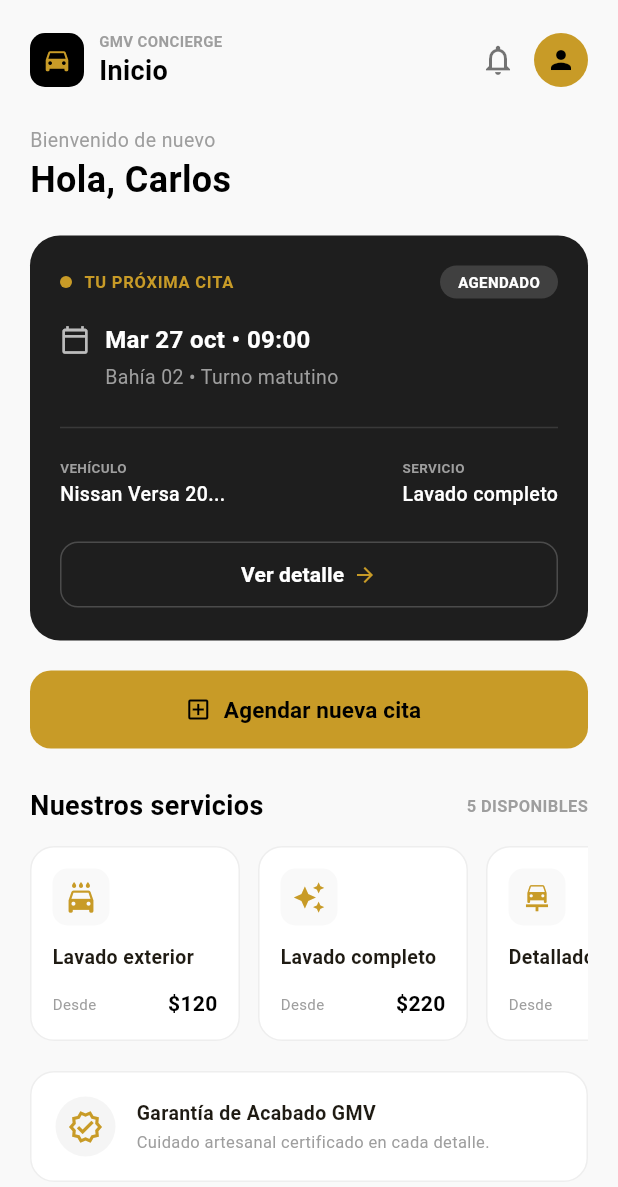
After one commit to abrahaim056-art/GMV--Detailing, a Flutter app: the HomeScreen screen opened by its route, on a phone screen of 412 x 824 dp. The commit adds this screen. Shown: the top 1187 px of the screen. Run offline on Flutter 3.47's test engine with Material 3 defaults, Android fonts, the phone set to English and light mode, and no system bars.

Commit message:
Agregar pantalla de inicio y modificacion del main

```diff
--- /dev/null
+++ b/movil/lib/screens/inicio_screen.dart
@@ -0,0 +1,304 @@
+import 'package:flutter/material.dart';
+
+class HomeScreen extends StatelessWidget {
+  const HomeScreen({super.key});
+
+  // Definidas a nivel de clase para que los métodos auxiliares las reconozcan
+  static const Color primaryGold = Color(0xFFC89B27);
+  static const Color darkCard = Color(0xFF1E1E1E);
+
+  @override
+  Widget build(BuildContext context) {
+    return Scaffold(
+      backgroundColor: const Color(0xFFF9F9F9),
+      body: SafeArea(
+        child: SingleChildScrollView(
+          padding: const EdgeInsets.symmetric(horizontal: 20, vertical: 16),
+          child: Column(
+            crossAxisAlignment: CrossAxisAlignment.start,
+            children: [
+              // --- BARRA SUPERIOR ---
+              Row(
+                mainAxisAlignment: MainAxisAlignment.spaceBetween,
+                children: [
+                  Row(
+                    children: [
+                      Container(
+                        padding: const EdgeInsets.all(8),
+                        decoration: BoxDecoration(
+                          color: Colors.black,
+                          borderRadius: BorderRadius.circular(10),
+                        ),
+                        child: const Icon(Icons.directions_car, color: primaryGold, size: 20),
+                      ),
+                      const SizedBox(width: 10),
+                      const Column(
+                        crossAxisAlignment: CrossAxisAlignment.start,
+                        children: [
+                          Text(
+                            'GMV CONCIERGE',
+                            style: TextStyle(fontSize: 10, fontWeight: FontWeight.bold, color: Colors.grey),
+                          ),
+                          Text(
+                            'Inicio',
+                            style: TextStyle(fontSize: 18, fontWeight: FontWeight.bold, color: Colors.black),
+                          ),
+                        ],
+                      ),
+                    ],
+                  ),
+                  Row(
+                    children: [
+                      IconButton(
+                        icon: const Icon(Icons.notifications_outlined, color: Colors.black54),
+                        onPressed: () {},
+                      ),
+                      const CircleAvatar(
+                        radius: 18,
+                        backgroundColor: primaryGold,
+                        child: Icon(Icons.person, color: Colors.black, size: 20),
+                      ),
+                    ],
+                  ),
+                ],
+              ),
+              const SizedBox(height: 20),
+
+              // --- SALUDO ---
+              const Text(
+                'Bienvenido de nuevo',
+                style: TextStyle(color: Colors.grey, fontSize: 13),
+              ),
+              const Text(
+                'Hola, Carlos',
+                style: TextStyle(fontSize: 24, fontWeight: FontWeight.bold, color: Colors.black),
+              ),
+              const SizedBox(height: 20),
+
+              // --- TARJETA: TU PRÓXIMA CITA ---
+              Container(
+                width: double.infinity,
+                padding: const EdgeInsets.all(20),
+                decoration: BoxDecoration(
+                  color: darkCard,
+                  borderRadius: BorderRadius.circular(20),
+                ),
+                child: Column(
+                  crossAxisAlignment: CrossAxisAlignment.start,
+                  children: [
+                    Row(
+                      mainAxisAlignment: MainAxisAlignment.spaceBetween,
+                      children: [
+                        const Row(
+                          children: [
+                            CircleAvatar(radius: 4, backgroundColor: primaryGold),
+                            SizedBox(width: 8),
+                            Text(
+                              'TU PRÓXIMA CITA',
+                              style: TextStyle(color: primaryGold, fontSize: 11, fontWeight: FontWeight.bold, letterSpacing: 0.5),
+                            ),
+                          ],
+                        ),
+                        Container(
+                          padding: const EdgeInsets.symmetric(horizontal: 12, vertical: 4),
+                          decoration: BoxDecoration(
+                            color: Colors.white.withOpacity(0.15),
+                            borderRadius: BorderRadius.circular(20),
+                          ),
+                          child: const Text(
+                            'AGENDADO',
+                            style: TextStyle(color: Colors.white, fontSize: 10, fontWeight: FontWeight.bold),
+                          ),
+                        ),
+                      ],
+                    ),
+                    const SizedBox(height: 16),
+                    const Row(
+                      children: [
+                        Icon(Icons.calendar_today_outlined, color: Colors.white70, size: 20),
+                        SizedBox(width: 10),
+                        Text(
+                          'Mar 27 oct • 09:00',
+                          style: TextStyle(color: Colors.white, fontSize: 16, fontWeight: FontWeight.bold),
+                        ),
+                      ],
+                    ),
+                    const SizedBox(height: 4),
+                    const Padding(
+                      padding: EdgeInsets.only(left: 30),
+                      child: Text(
+                        'Bahía 02 • Turno matutino',
+                        style: TextStyle(color: Colors.grey, fontSize: 13),
+                      ),
+                    ),
+                    const SizedBox(height: 16),
+                    const Divider(color: Colors.white12),
+                    const SizedBox(height: 12),
+                    const Row(
+                      mainAxisAlignment: MainAxisAlignment.spaceBetween,
+                      children: [
+                        Column(
+                          crossAxisAlignment: CrossAxisAlignment.start,
+                          children: [
+                            Text('VEHÍCULO', style: TextStyle(color: Colors.grey, fontSize: 9, fontWeight: FontWeight.bold)),
+                            SizedBox(height: 2),
+                            Text('Nissan Versa 20...', style: TextStyle(color: Colors.white, fontSize: 13, fontWeight: FontWeight.w500)),
+                          ],
+                        ),
+                        Column(
+                          crossAxisAlignment: CrossAxisAlignment.start,
+                          children: [
+                            Text('SERVICIO', style: TextStyle(color: Colors.grey, fontSize: 9, fontWeight: FontWeight.bold)),
+                            SizedBox(height: 2),
+                            Text('Lavado completo', style: TextStyle(color: Colors.white, fontSize: 13, fontWeight: FontWeight.w500)),
+                          ],
+                        ),
+                      ],
+                    ),
+                    const SizedBox(height: 20),
+                    SizedBox(
+                      width: double.infinity,
+                      child: OutlinedButton(
+                        onPressed: () {},
+                        style: OutlinedButton.styleFrom(
+                          side: BorderSide(color: Colors.white.withOpacity(0.2)),
+                          shape: RoundedRectangleBorder(borderRadius: BorderRadius.circular(12)),
+                          padding: const EdgeInsets.symmetric(vertical: 12),
+                        ),
+                        child: const Row(
+                          mainAxisAlignment: MainAxisAlignment.center,
+                          children: [
+                            Text('Ver detalle', style: TextStyle(color: Colors.white, fontWeight: FontWeight.w600)),
+                            SizedBox(width: 6),
+                            Icon(Icons.arrow_forward, color: primaryGold, size: 16),
+                          ],
+                        ),
+                      ),
+                    ),
+                  ],
+                ),
+              ),
+              const SizedBox(height: 20),
+
+              // --- BOTÓN: AGENDAR NUEVA CITA ---
+              SizedBox(
+                width: double.infinity,
+                height: 52,
+                child: ElevatedButton.icon(
+                  onPressed: () {},
+                  style: ElevatedButton.styleFrom(
+                    backgroundColor: primaryGold,
+                    elevation: 0,
+                    shape: RoundedRectangleBorder(borderRadius: BorderRadius.circular(14)),
+                  ),
+                  icon: const Icon(Icons.add_box_outlined, color: Colors.black),
+                  label: const Text(
+                    'Agendar nueva cita',
+                    style: TextStyle(color: Colors.black, fontSize: 15, fontWeight: FontWeight.bold),
+                  ),
+                ),
+              ),
+              const SizedBox(height: 25),
+
+              // --- SECCIÓN: NUESTROS SERVICIOS ---
+              const Row(
+                mainAxisAlignment: MainAxisAlignment.spaceBetween,
+                children: [
+                  Text(
+                    'Nuestros servicios',
+                    style: TextStyle(fontSize: 18, fontWeight: FontWeight.bold, color: Colors.black),
+                  ),
+                  Text(
+                    '5 DISPONIBLES',
+                    style: TextStyle(fontSize: 11, fontWeight: FontWeight.bold, color: Colors.grey),
+                  ),
+                ],
+              ),
+              const SizedBox(height: 14),
+
+              // LISTA HORIZONTAL DE SERVICIOS
+              SizedBox(
+                height: 130,
+                child: ListView(
+                  scrollDirection: Axis.horizontal,
+                  children: [
+                    _buildServiceCard('Lavado exterior', '\$120', Icons.local_car_wash, primaryGold),
+                    const SizedBox(width: 12),
+                    _buildServiceCard('Lavado completo', '\$220', Icons.auto_awesome, primaryGold),
+                    const SizedBox(width: 12),
+                    _buildServiceCard('Detallado', 'Desde', Icons.car_repair, primaryGold),
+                  ],
+                ),
+              ),
+              const SizedBox(height: 20),
+
+              // --- BANNER DE GARANTÍA ---
+              Container(
+                padding: const EdgeInsets.all(16),
+                decoration: BoxDecoration(
+                  color: Colors.white,
+                  borderRadius: BorderRadius.circular(16),
+                  border: Border.all(color: Colors.grey.shade200),
+                ),
+                child: const Row(
+                  children: [
+                    CircleAvatar(
+                      backgroundColor: Color(0xFFF5F5F5),
+                      child: Icon(Icons.verified_outlined, color: primaryGold),
+                    ),
+                    SizedBox(width: 14),
+                    Expanded(
+                      child: Column(
+                        crossAxisAlignment: CrossAxisAlignment.start,
+                        children: [
+                          Text('Garantía de Acabado GMV', style: TextStyle(fontWeight: FontWeight.bold, fontSize: 13)),
+                          SizedBox(height: 2),
+                          Text('Cuidado artesanal certificado en cada detalle.', style: TextStyle(color: Colors.grey, fontSize: 11)),
+                        ],
+                      ),
+                    ),
+                  ],
+                ),
+              ),
+            ],
+          ),
+        ),
+      ),
+    );
+  }
+
+  // Widget auxiliar para las tarjetas de servicios horizontales
+  Widget _buildServiceCard(String title, String price, IconData icon, Color accentColor) {
+    return Container(
+      width: 140,
+      padding: const EdgeInsets.all(14),
+      decoration: BoxDecoration(
+        color: Colors.white,
+        borderRadius: BorderRadius.circular(16),
+        border: Border.all(color: Colors.grey.shade200),
+      ),
+      child: Column(
+        crossAxisAlignment: CrossAxisAlignment.start,
+        mainAxisAlignment: MainAxisAlignment.spaceBetween,
+        children: [
+          Container(
+            padding: const EdgeInsets.all(8),
+            decoration: BoxDecoration(
+              color: const Color(0xFFF9F9F9),
+              borderRadius: BorderRadius.circular(10),
+            ),
+            child: Icon(icon, color: accentColor, size: 22),
+          ),
+          Text(title, style: const TextStyle(fontWeight: FontWeight.bold, fontSize: 13)),
+          Row(
+            mainAxisAlignment: MainAxisAlignment.spaceBetween,
+            children: [
+              const Text('Desde', style: TextStyle(color: Colors.grey, fontSize: 10)),
+              Text(price, style: const TextStyle(fontWeight: FontWeight.bold, fontSize: 14, color: Colors.black)),
+            ],
+          ),
+        ],
+      ),
+    );
+  }
+}
--- a/movil/pubspec.yaml
+++ b/movil/pubspec.yaml
@@ -19,7 +19,7 @@ publish_to: 'none' # Remove this line if you wish to publish to pub.dev
 version: 1.0.0+1
 
 environment:
-  sdk: ^3.13.7
+  sdk: '>=3.13.4 <4.0.0'
 
 # Dependencies specify other packages that your package needs in order to work.
 # To automatically upgrade your package dependencies to the latest versions
```
Also changed, not shown: movil/lib/main.dart (+11 -3 lines), movil/lib/screens/inicio_screens.dart (deleted, +0 -49 lines), movil/lib/screens/nueva_cuenta.dart (deleted, +0 -127 lines), movil/pubspec.lock.
